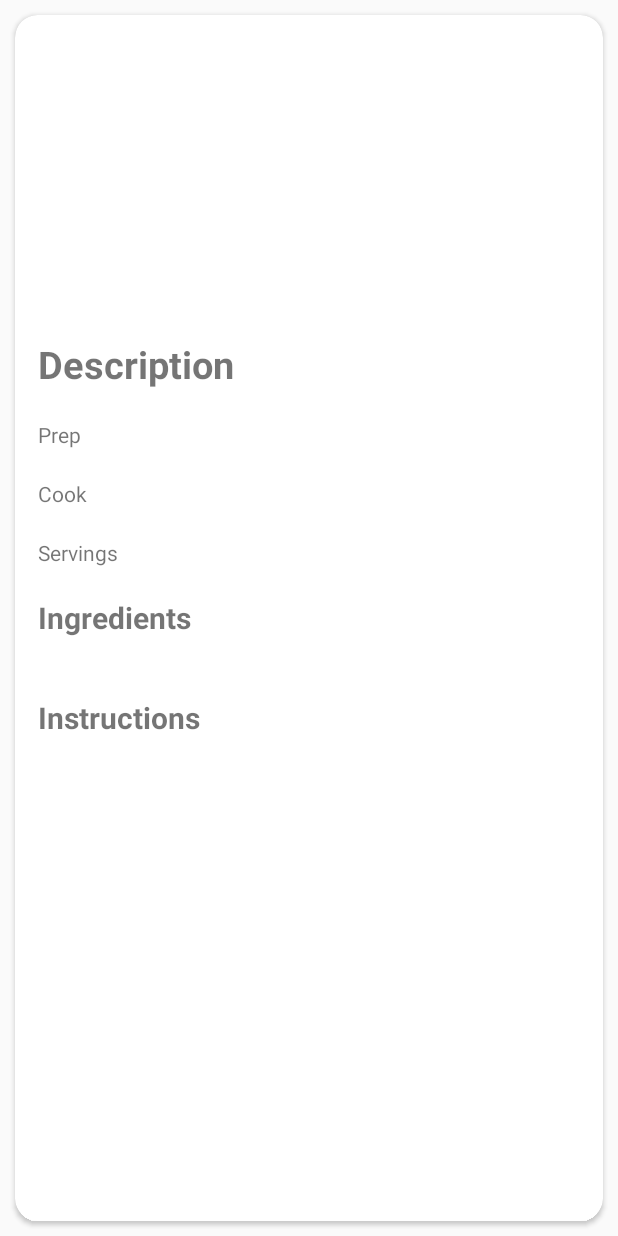
After one commit to CSE343-NEFIZZO/project, an Android app: the layout activity_recipe_detail.xml on its own in the app's theme, with its tools: preview values and no code run, on a phone screen of 412 x 824 dp. The commit adds this screen. Run offline under Robolectric (Android 15) with nearby library versions, the phone set to English and light mode, and no system bars.

Commit message:
Recipe detail added Remove added

```diff
--- /dev/null
+++ b/app/src/main/res/layout/activity_recipe_detail.xml
@@ -0,0 +1,88 @@
+<?xml version="1.0" encoding="utf-8"?>
+<androidx.cardview.widget.CardView xmlns:android="http://schemas.android.com/apk/res/android"
+    xmlns:app="http://schemas.android.com/apk/res-auto"
+    xmlns:tools="http://schemas.android.com/tools"
+    android:orientation="vertical"
+    android:layout_width="match_parent"
+    android:layout_height="match_parent"
+    app:cardCornerRadius="15dp"
+    android:layout_margin="10dp"
+    android:elevation="10dp"
+    tools:context=".RecipeDetailActivity">
+
+    <LinearLayout
+        android:layout_width="match_parent"
+        android:layout_height="match_parent"
+        android:orientation="vertical"
+        android:padding="5dp"
+        tools:layout_editor_absoluteY="1dp">
+
+        <ImageView
+            android:id="@+id/rd_image"
+            android:layout_width="match_parent"
+            android:layout_height="200dp"
+            android:padding="10dp"
+            android:scaleType="centerCrop"
+            tools:ignore="MissingConstraints" />
+
+        <TextView
+            android:id="@+id/rd_name"
+            android:layout_width="match_parent"
+            android:layout_height="wrap_content"
+            android:padding="10dp"
+            android:text="@string/description"
+            android:textSize="25sp"
+            android:textStyle="bold" />
+
+        <TextView
+            android:id="@+id/rd_prep"
+            android:padding="10dp"
+            android:layout_width="match_parent"
+            android:layout_height="wrap_content"
+            android:text="@string/prep" />
+
+        <TextView
+            android:id="@+id/rd_cook"
+            android:layout_width="match_parent"
+            android:layout_height="wrap_content"
+            android:padding="10dp"
+            android:text="@string/cook" />
+
+        <TextView
+            android:id="@+id/rd_servings"
+            android:layout_width="match_parent"
+            android:layout_height="wrap_content"
+            android:padding="10dp"
+            android:text="@string/servings" />
+
+        <TextView
+            android:layout_width="match_parent"
+            android:layout_height="wrap_content"
+            android:padding="10dp"
+            android:text="@string/ingredients"
+            android:textSize="20sp"
+            android:textStyle="bold" />
+
+        <TextView
+            android:id="@+id/rd_ingredients"
+            android:layout_width="match_parent"
+            android:layout_height="wrap_content"
+            android:layout_marginStart="12dp"/>
+
+        <TextView
+            android:layout_width="match_parent"
+            android:layout_height="wrap_content"
+            android:padding="10dp"
+            android:text="@string/instructions"
+            android:textSize="20sp"
+            android:textStyle="bold" />
+
+        <TextView
+            android:id="@+id/rd_instructions"
+            android:layout_width="match_parent"
+            android:layout_height="wrap_content"
+            android:layout_marginStart="12dp"/>
+
+    </LinearLayout>
+
+</androidx.cardview.widget.CardView>
--- a/app/src/main/res/values/strings.xml
+++ b/app/src/main/res/values/strings.xml
@@ -1,3 +1,9 @@
 <resources>
     <string name="app_name">Nefizzo</string>
+    <string name="instructions">Instructions</string>
+    <string name="ingredients">Ingredients</string>
+    <string name="servings">Servings</string>
+    <string name="cook">Cook</string>
+    <string name="prep">Prep</string>
+    <string name="description">Description</string>
 </resources>
```
Also changed, not shown: app/src/main/java/com/example/nefizzo/RecipeDetailActivity.java (added, +75 -0 lines).
